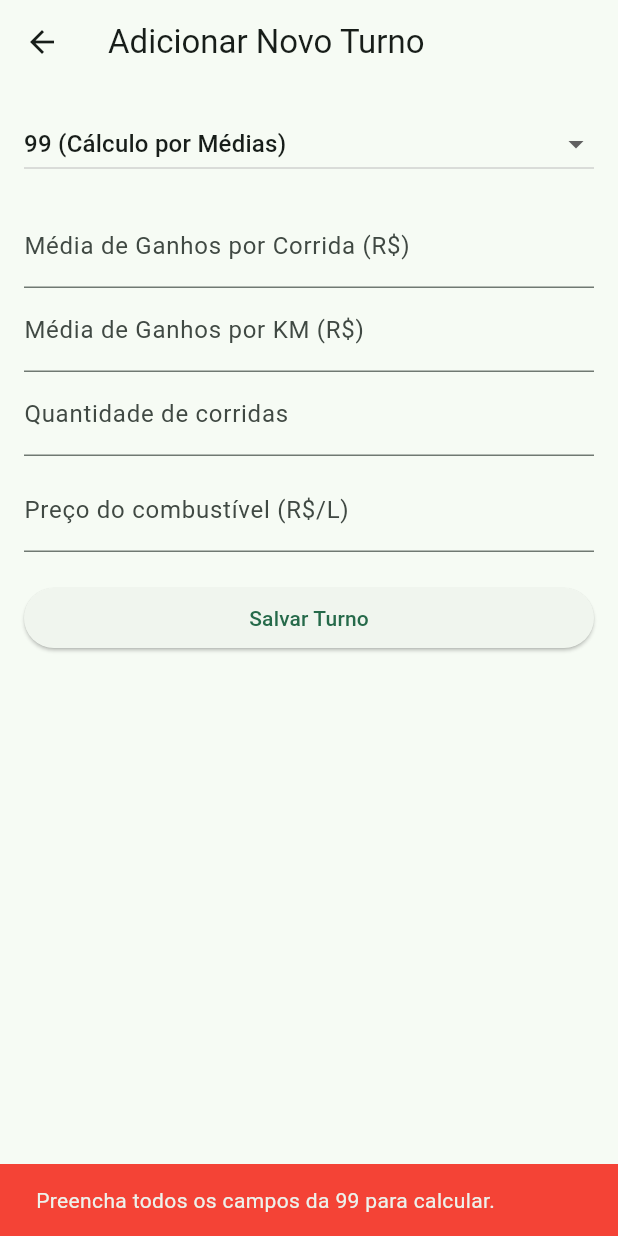
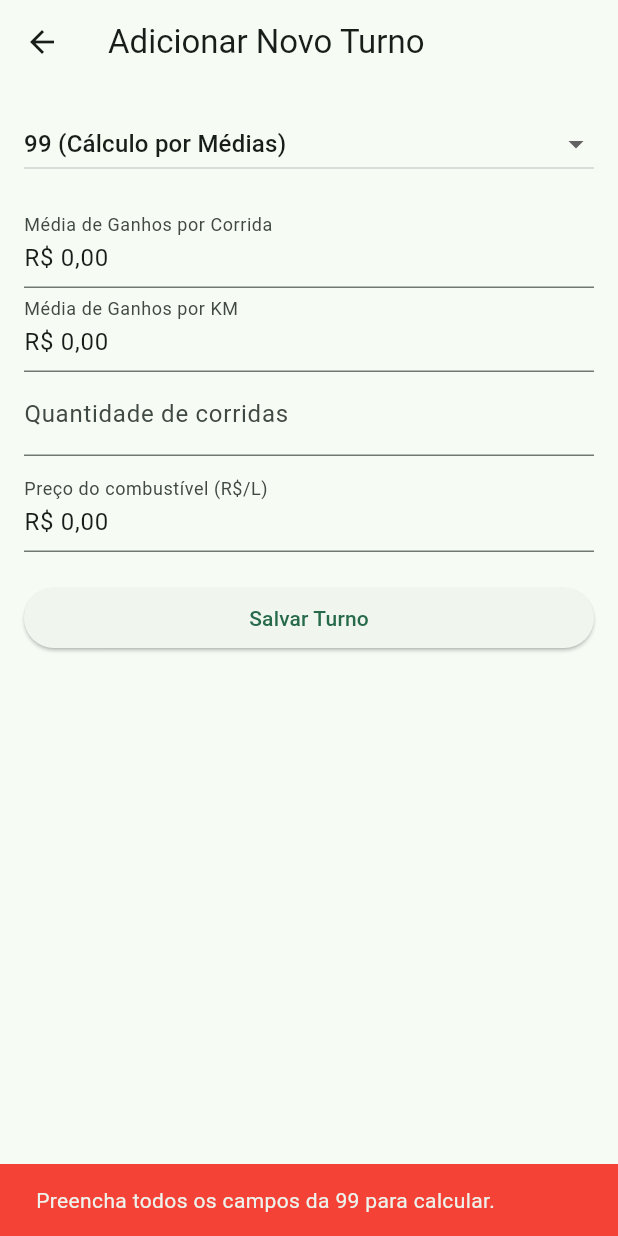
Before and after one commit to DouglasAlexJJ/turno_pago, a Flutter app: the TurnoScreen screen opened directly, after a tap on "Salvar Turno", on a phone screen of 412 x 824 dp. Run offline on Flutter 3.47's test engine with Material 3 defaults, Android fonts, the phone set to English and light mode, and no system bars; our stand-ins replace flutter_masked_text2, shared_preferences; accounts and stored records are empty.

Commit message:
app em desenvolvimento
várias alterações.

```diff
--- a/lib/screens/turno_screen.dart
+++ b/lib/screens/turno_screen.dart
@@ -1,42 +1,67 @@
+// lib/screens/turno_screen.dart
+
 import 'package:flutter/material.dart';
+import 'package:flutter_masked_text2/flutter_masked_text2.dart';
 import 'package:turno_pago/models/turno.dart';
 import 'package:uuid/uuid.dart';
 import '../services/dados_service.dart';
 
 class TurnoScreen extends StatefulWidget {
-  const TurnoScreen({super.key});
+  final Turno? turno;
+
+  const TurnoScreen({super.key, this.turno});
 
   @override
   TurnoScreenState createState() => TurnoScreenState();
 }
 
 class TurnoScreenState extends State<TurnoScreen> {
+  late bool _isEditing;
   String _plataformaSelecionada = '99';
 
-  // Controladores para o modo "Outros Apps"
-  final _ganhosController = TextEditingController();
+  // Controladores para o modo "Outros Apps" (e para edição)
+  final _ganhosController = MoneyMaskedTextController(
+      leftSymbol: 'R\$ ', decimalSeparator: ',', thousandSeparator: '.');
   final _kmRodadoController = TextEditingController();
 
-  // Controladores para o modo "99"
-  final _ganhoPorKmController = TextEditingController();
-  final _ganhoPorCorridaController = TextEditingController();
+  // Controladores para o modo "99" (criação)
+  final _ganhoPorKmController = MoneyMaskedTextController(
+      leftSymbol: 'R\$ ', decimalSeparator: ',', thousandSeparator: '.');
+  final _ganhoPorCorridaController = MoneyMaskedTextController(
+      leftSymbol: 'R\$ ', decimalSeparator: ',', thousandSeparator: '.');
   final _corridasController = TextEditingController();
 
   // Controlador comum
-  final _precoCombustivelController = TextEditingController();
+  final _precoCombustivelController = MoneyMaskedTextController(
+      leftSymbol: 'R\$ ', decimalSeparator: ',', thousandSeparator: '.');
+
+  @override
+  void initState() {
+    super.initState();
+    _isEditing = widget.turno != null;
+
+    if (_isEditing) {
+      final turno = widget.turno!;
+      _plataformaSelecionada = turno.plataforma;
+      _ganhosController.updateValue(turno.ganhos);
+      _kmRodadoController.text = turno.kmRodados.toString().replaceAll('.', ',');
+      _corridasController.text = turno.corridas.toString();
+      _precoCombustivelController.updateValue(turno.precoCombustivel);
+    }
+  }
 
   Future<void> _salvarTurno() async {
     double ganhosFinais = 0;
     double kmFinais = 0;
     int corridasFinais = 0;
 
-    // Lógica de cálculo condicional
-    if (_plataformaSelecionada == '99') {
-      final ganhoPorCorrida = double.tryParse(_ganhoPorCorridaController.text.replaceAll(',', '.')) ?? 0;
-      final ganhoPorKm = double.tryParse(_ganhoPorKmController.text.replaceAll(',', '.')) ?? 0;
+    // Lógica de cálculo condicional para CRIAÇÃO
+    if (!_isEditing && _plataformaSelecionada == '99') {
+      final ganhoPorCorrida = _ganhoPorCorridaController.numberValue;
+      final ganhoPorKm = _ganhoPorKmController.numberValue;
       corridasFinais = int.tryParse(_corridasController.text) ?? 0;
 
-      if (ganhoPorKm == 0 || ganhoPorCorrida == 0 || corridasFinais == 0) {
+      if (ganhoPorKm <= 0 || ganhoPorCorrida <= 0 || corridasFinais <= 0) {
         ScaffoldMessenger.of(context).showSnackBar(const SnackBar(
           content: Text('Preencha todos os campos da 99 para calcular.'),
           backgroundColor: Colors.red,
@@ -47,11 +72,12 @@
       ganhosFinais = ganhoPorCorrida * corridasFinais;
       kmFinais = ganhosFinais / ganhoPorKm;
 
-    } else { // "Outros Apps"
-      ganhosFinais = double.tryParse(_ganhosController.text.replaceAll(',', '.')) ?? 0;
+    } else { // Para "Outros Apps" ou para EDIÇÃO
+      ganhosFinais = _ganhosController.numberValue;
       kmFinais = double.tryParse(_kmRodadoController.text.replaceAll(',', '.')) ?? 0;
+      corridasFinais = int.tryParse(_corridasController.text) ?? 0;
 
-      if (ganhosFinais == 0 || kmFinais == 0) {
+      if (ganhosFinais <= 0 || kmFinais <= 0) {
         ScaffoldMessenger.of(context).showSnackBar(const SnackBar(
           content: Text('Preencha os ganhos e o KM rodado.'),
           backgroundColor: Colors.red,
@@ -60,8 +86,8 @@
       }
     }
 
-    final precoCombustivel = double.tryParse(_precoCombustivelController.text.replaceAll(',', '.')) ?? 0;
-    if (precoCombustivel == 0) {
+    final precoCombustivel = _precoCombustivelController.numberValue;
+    if (precoCombustivel <= 0) {
       ScaffoldMessenger.of(context).showSnackBar(const SnackBar(
         content: Text('Por favor, informe o preço do combustível.'),
         backgroundColor: Colors.red,
@@ -69,9 +95,9 @@
       return;
     }
 
-    final novoTurno = Turno(
-      id: const Uuid().v4(),
-      data: DateTime.now(),
+    final turnoParaSalvar = Turno(
+      id: widget.turno?.id ?? const Uuid().v4(),
+      data: widget.turno?.data ?? DateTime.now(),
       plataforma: _plataformaSelecionada,
       ganhos: ganhosFinais,
       kmRodados: kmFinais,
@@ -79,41 +105,32 @@
       corridas: corridasFinais,
     );
 
-    await DadosService.adicionarTurno(novoTurno);
+    if (_isEditing) {
+      await DadosService.atualizarTurno(turnoParaSalvar);
+    } else {
+      await DadosService.adicionarTurno(turnoParaSalvar);
+    }
 
     if (!mounted) return;
-
     ScaffoldMessenger.of(context).showSnackBar(
-      const SnackBar(content: Text('Turno salvo com sucesso!')),
+      SnackBar(content: Text('Turno salvo com sucesso!')),
     );
-
     Navigator.pop(context, true);
   }
 
-  @override
-  void dispose() {
-    _ganhosController.dispose();
-    _kmRodadoController.dispose();
-    _ganhoPorKmController.dispose();
-    _ganhoPorCorridaController.dispose();
-    _corridasController.dispose();
-    _precoCombustivelController.dispose();
-    super.dispose();
-  }
-
-  // Widget que constrói os campos para a 99
+  // Widget que constrói os campos para a 99 (Criação)
   Widget _buildForm99() {
     return Column(
       children: [
         TextFormField(
           controller: _ganhoPorCorridaController,
-          keyboardType: const TextInputType.numberWithOptions(decimal: true),
-          decoration: const InputDecoration(labelText: 'Média de Ganhos por Corrida (R\$)'),
+          keyboardType: TextInputType.number,
+          decoration: const InputDecoration(labelText: 'Média de Ganhos por Corrida'),
         ),
         TextFormField(
           controller: _ganhoPorKmController,
-          keyboardType: const TextInputType.numberWithOptions(decimal: true),
-          decoration: const InputDecoration(labelText: 'Média de Ganhos por KM (R\$)'),
+          keyboardType: TextInputType.number,
+          decoration: const InputDecoration(labelText: 'Média de Ganhos por KM'),
         ),
         TextFormField(
           controller: _corridasController,
@@ -124,20 +141,26 @@
     );
   }
 
-  // Widget que constrói os campos para Outros Apps
-  Widget _buildFormOutros() {
+  // Widget que constrói os campos para Outros Apps (Criação) ou Edição
+  Widget _buildFormTotais() {
     return Column(
       children: [
         TextFormField(
           controller: _ganhosController,
-          keyboardType: const TextInputType.numberWithOptions(decimal: true),
-          decoration: const InputDecoration(labelText: 'Ganhos totais do turno (R\$)'),
+          keyboardType: TextInputType.number,
+          decoration: const InputDecoration(labelText: 'Ganhos totais do turno'),
         ),
         TextFormField(
           controller: _kmRodadoController,
           keyboardType: const TextInputType.numberWithOptions(decimal: true),
           decoration: const InputDecoration(labelText: 'KM totais rodados'),
         ),
+        if (_plataformaSelecionada == '99')
+          TextFormField(
+            controller: _corridasController,
+            keyboardType: TextInputType.number,
+            decoration: const InputDecoration(labelText: 'Quantidade de corridas'),
+          ),
       ],
     );
   }
@@ -145,7 +168,7 @@
   @override
   Widget build(BuildContext context) {
     return Scaffold(
-      appBar: AppBar(title: const Text('Adicionar Novo Turno')),
+      appBar: AppBar(title: Text(_isEditing ? 'Editar Turno' : 'Adicionar Novo Turno')),
       body: Padding(
         padding: const EdgeInsets.all(16.0),
         child: ListView(
@@ -157,7 +180,7 @@
                 DropdownMenuItem(value: '99', child: Text('99 (Cálculo por Médias)')),
                 DropdownMenuItem(value: 'outro', child: Text('Outros Apps (Cálculo por Totais)')),
               ],
-              onChanged: (value) {
+              onChanged: _isEditing ? null : (value) {
                 if (value != null) {
                   setState(() {
                     _plataformaSelecionada = value;
@@ -167,25 +190,24 @@
             ),
             const SizedBox(height: 16),
 
-            // Renderização condicional do formulário
-            if (_plataformaSelecionada == '99')
-              _buildForm99()
+            // Lógica de renderização corrigida
+            if (_isEditing)
+              _buildFormTotais()
             else
-              _buildFormOutros(),
+              _plataformaSelecionada == '99' ? _buildForm99() : _buildFormTotais(),
 
             const SizedBox(height: 8),
 
-            // Campo comum para ambos
             TextFormField(
               controller: _precoCombustivelController,
-              keyboardType: const TextInputType.numberWithOptions(decimal: true),
+              keyboardType: TextInputType.number,
               decoration: const InputDecoration(labelText: 'Preço do combustível (R\$/L)'),
             ),
 
             const SizedBox(height: 20),
             ElevatedButton(
               onPressed: _salvarTurno,
-              child: const Text('Salvar Turno'),
+              child: Text(_isEditing ? 'Salvar Alterações' : 'Salvar Turno'),
             ),
           ],
         ),
--- a/pubspec.yaml
+++ b/pubspec.yaml
@@ -15,6 +15,7 @@
   fl_chart: ^1.0.0
   uuid: ^4.5.1
   intl: ^0.20.2
+  flutter_masked_text2: ^0.9.1
 
 dev_dependencies:
   flutter_test:
```
Also changed, not shown: lib/main.dart (+18 -8 lines), lib/screens/carro_screen.dart (+5 -5 lines), lib/screens/historico_turnos_screen.dart (added, +138 -0 lines), lib/screens/home_screen.dart (+20 -19 lines), lib/screens/painel_financeiro_screen.dart (+42 -20 lines), lib/screens/primeiro_acesso_screen.dart (added, +124 -0 lines), lib/services/dados_service.dart (+16 -0 lines), lib/utils/app_formatters.dart (added, +24 -0 lines), pubspec.lock.
